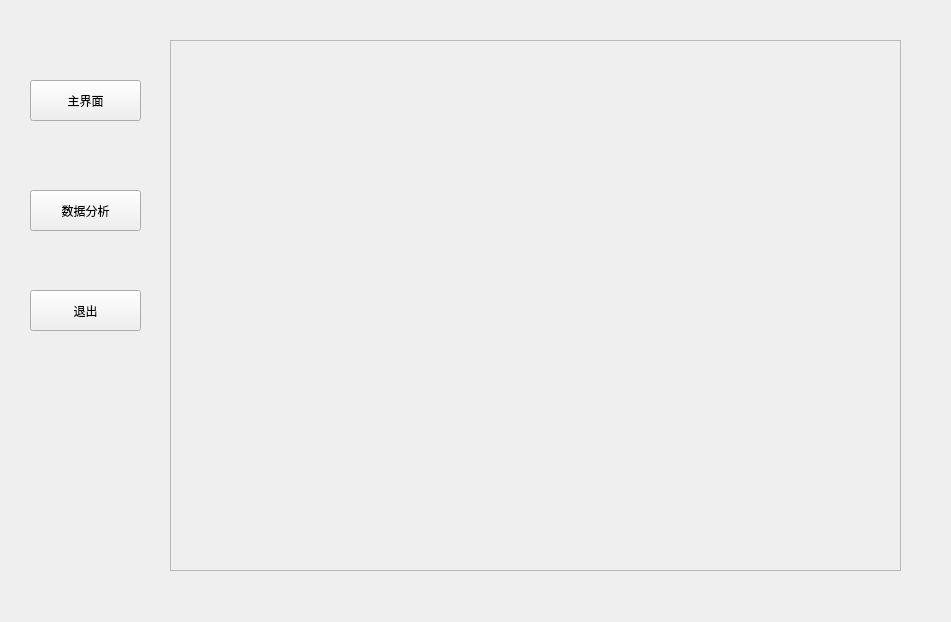
The window that MyProject/pac/RunTo/untitled.ui (BillowJ/PyQt) describes before a commit, drawn with Qt 5.
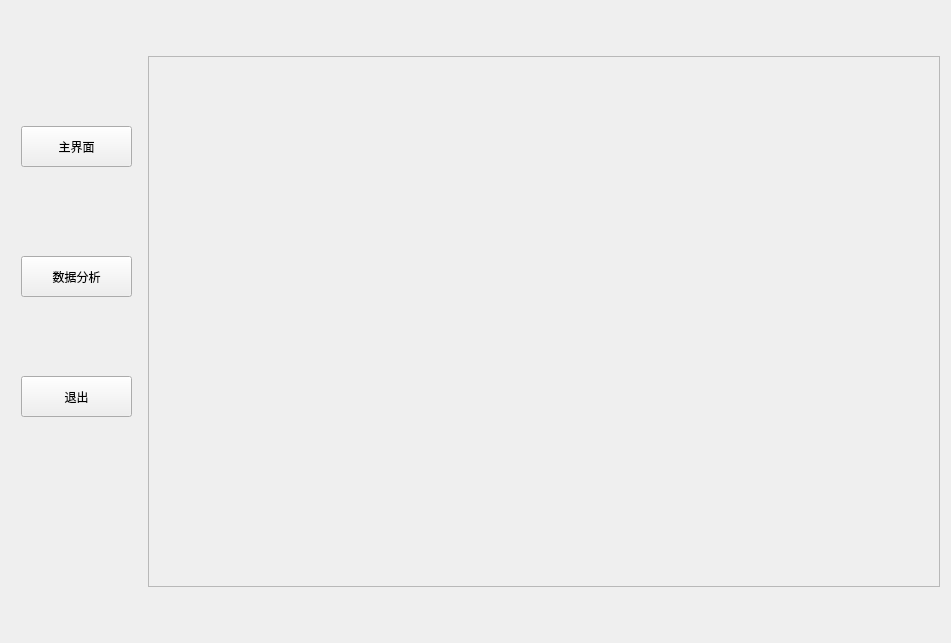
The same window after the commit.

Patch:
```diff
--- a/MyProject/pac/RunTo/untitled.ui
+++ b/MyProject/pac/RunTo/untitled.ui
@@ -7,75 +7,32 @@
     <x>0</x>
     <y>0</y>
     <width>951</width>
-    <height>622</height>
+    <height>643</height>
    </rect>
   </property>
   <property name="windowTitle">
    <string>Form</string>
   </property>
-  <widget class="QFrame" name="frame">
-   <property name="geometry">
-    <rect>
-     <x>170</x>
-     <y>40</y>
-     <width>731</width>
+  <layout class="QGridLayout" name="gridLayout">
+   <item row="0" column="0">
+    <widget class="QWidget" name="widget" native="true">
+     <property name="minimumSize">
+      <size>
+       <width>131</width>
      <height>531</height>
-    </rect>
-   </property>
-   <property name="frameShape">
-    <enum>QFrame::StyledPanel</enum>
-   </property>
-   <property name="frameShadow">
-    <enum>QFrame::Raised</enum>
-   </property>
-   <widget class="QFrame" name="frame_2">
-    <property name="geometry">
-     <rect>
-      <x>0</x>
-      <y>0</y>
-      <width>731</width>
+      </size>
+     </property>
+     <property name="maximumSize">
+      <size>
+       <width>131</width>
       <height>531</height>
-     </rect>
-    </property>
-    <property name="frameShape">
-     <enum>QFrame::StyledPanel</enum>
-    </property>
-    <property name="frameShadow">
-     <enum>QFrame::Raised</enum>
-    </property>
-   </widget>
-  </widget>
-  <widget class="QPushButton" name="pushButton">
-   <property name="geometry">
-    <rect>
-     <x>30</x>
-     <y>80</y>
-     <width>111</width>
-     <height>41</height>
-    </rect>
-   </property>
-   <property name="text">
-    <string>主界面</string>
-   </property>
-  </widget>
-  <widget class="QPushButton" name="pushButton_2">
-   <property name="geometry">
-    <rect>
-     <x>30</x>
-     <y>190</y>
-     <width>111</width>
-     <height>41</height>
-    </rect>
-   </property>
-   <property name="text">
-    <string>数据分析</string>
-   </property>
-  </widget>
+      </size>
+     </property>
   <widget class="QPushButton" name="pushButton_3">
    <property name="geometry">
     <rect>
-     <x>30</x>
-     <y>290</y>
+        <x>10</x>
+        <y>320</y>
      <width>111</width>
      <height>41</height>
     </rect>
@@ -84,6 +41,51 @@
     <string>退出</string>
    </property>
   </widget>
+     <widget class="QPushButton" name="pushButton_2">
+      <property name="geometry">
+       <rect>
+        <x>10</x>
+        <y>200</y>
+        <width>111</width>
+        <height>41</height>
+       </rect>
+      </property>
+      <property name="text">
+       <string>数据分析</string>
+      </property>
+     </widget>
+     <widget class="QPushButton" name="pushButton">
+      <property name="geometry">
+       <rect>
+        <x>10</x>
+        <y>70</y>
+        <width>111</width>
+        <height>41</height>
+       </rect>
+      </property>
+      <property name="text">
+       <string>主界面</string>
+      </property>
+     </widget>
+    </widget>
+   </item>
+   <item row="0" column="1">
+    <widget class="QFrame" name="frame">
+     <property name="minimumSize">
+      <size>
+       <width>791</width>
+       <height>531</height>
+      </size>
+     </property>
+     <property name="frameShape">
+      <enum>QFrame::StyledPanel</enum>
+     </property>
+     <property name="frameShadow">
+      <enum>QFrame::Raised</enum>
+     </property>
+    </widget>
+   </item>
+  </layout>
  </widget>
  <resources/>
  <connections/>
```
Lines whose indentation alone changed are shown as unchanged.
